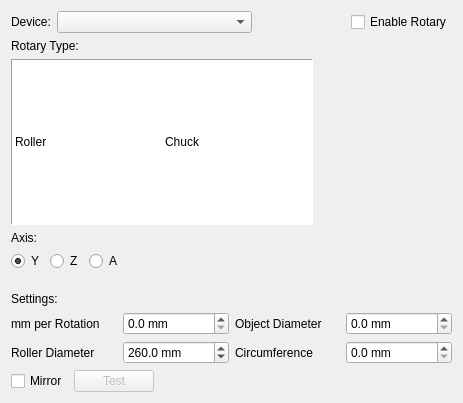
Before: the Qt Designer form src/windows/rotary_setup.ui in flux3dp/swiftray, drawn with Qt 5.
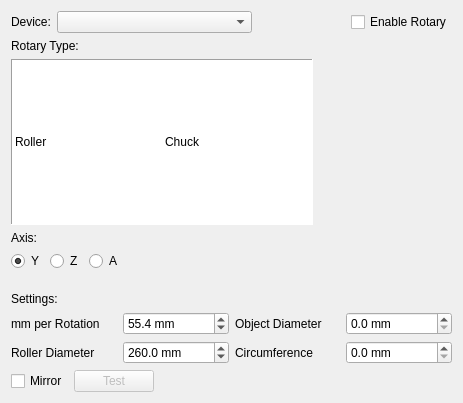
After: the same form once the commit is applied. Icons and pictures are not drawn.

Commit message: Add rotary mm per rotation

```diff
--- a/src/windows/rotary_setup.ui
+++ b/src/windows/rotary_setup.ui
@@ -292,6 +292,9 @@
        <property name="singleStep">
         <double>0.100000000000000</double>
        </property>
+       <property name="value">
+        <double>55.399999999999999</double>
+       </property>
       </widget>
      </item>
      <item row="3" column="3">
```
